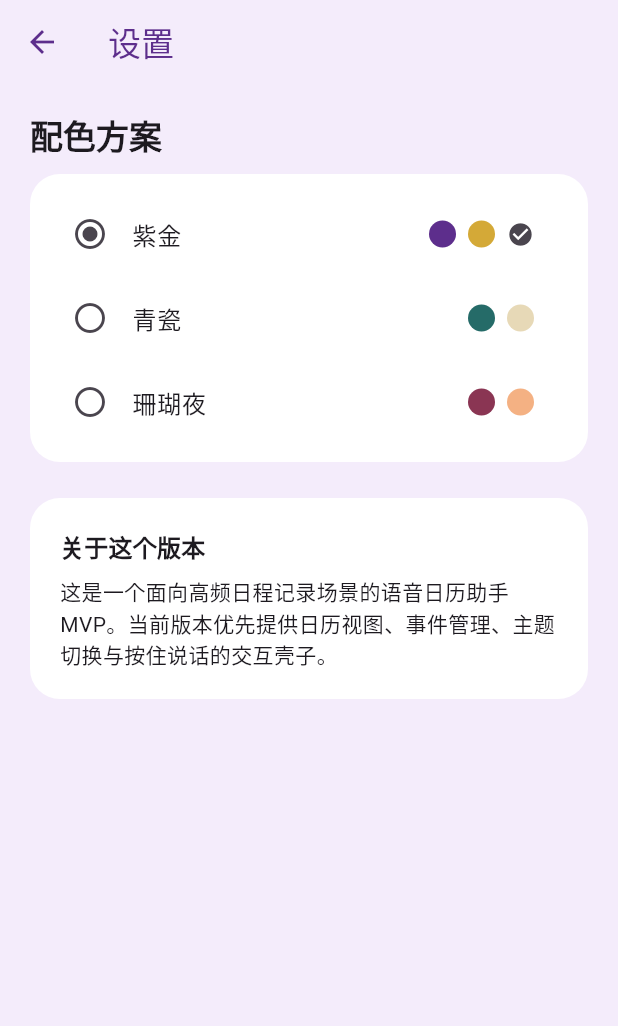
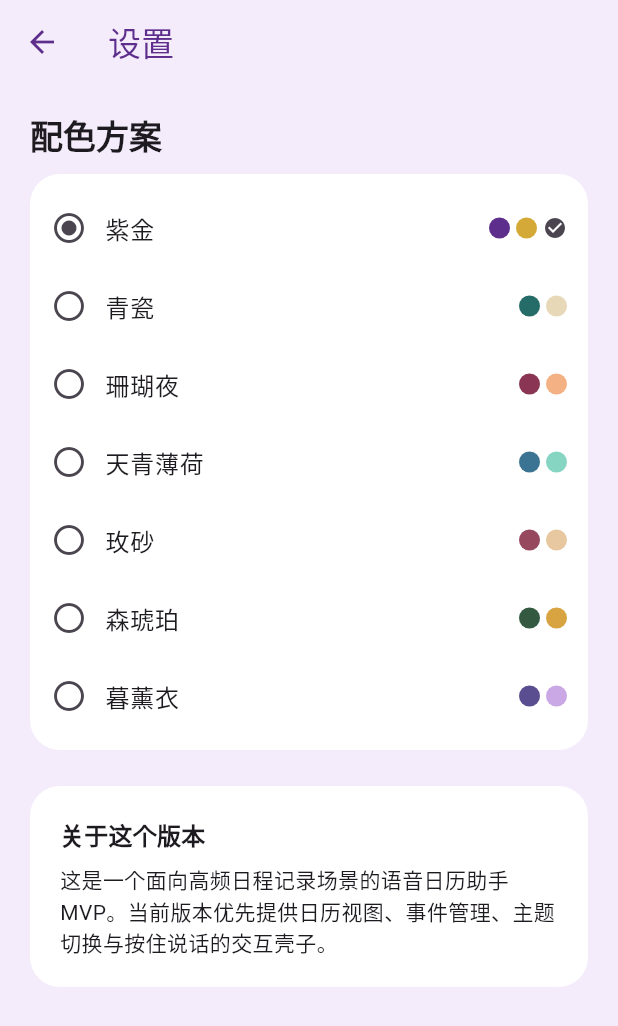
Before and after one commit to Shepherdzzx/Manba-Calendar, a Flutter app: the SettingsScreen screen opened directly, on a phone screen of 412 x 824 dp. Shown: the top 1026 px of the screen. Run offline on Flutter 3.47's test engine with Material 3 defaults, Android fonts, the phone set to English and light mode, and no system bars; our stand-ins replace shared_preferences, table_calendar; accounts and stored records are empty.

Commit message:
feat: add more themes and polish Flutter settings UI

```diff
--- a/lib/theme/color_schemes.dart
+++ b/lib/theme/color_schemes.dart
@@ -45,8 +45,48 @@ const coralNightTheme = AppThemeOption(
   surfaceTint: Color(0xFFFFF4F2),
 );
 
+const skyMintTheme = AppThemeOption(
+  id: 'sky_mint',
+  label: '天青薄荷',
+  seedColor: Color(0xFF4C8DAE),
+  primary: Color(0xFF3B7493),
+  secondary: Color(0xFF86D5C2),
+  surfaceTint: Color(0xFFF2FBFD),
+);
+
+const roseSandTheme = AppThemeOption(
+  id: 'rose_sand',
+  label: '玫砂',
+  seedColor: Color(0xFFB05A72),
+  primary: Color(0xFF96485E),
+  secondary: Color(0xFFE7C8A0),
+  surfaceTint: Color(0xFFFFF5F6),
+);
+
+const forestAmberTheme = AppThemeOption(
+  id: 'forest_amber',
+  label: '森琥珀',
+  seedColor: Color(0xFF3F6C4E),
+  primary: Color(0xFF335A40),
+  secondary: Color(0xFFD7A441),
+  surfaceTint: Color(0xFFF5FAF6),
+);
+
+const duskLavenderTheme = AppThemeOption(
+  id: 'dusk_lavender',
+  label: '暮薰衣',
+  seedColor: Color(0xFF6E5EA8),
+  primary: Color(0xFF5A4D90),
+  secondary: Color(0xFFC9A8E5),
+  surfaceTint: Color(0xFFF7F3FC),
+);
+
 const themeOptions = <AppThemeOption>[
   purpleGoldTheme,
   tealCreamTheme,
   coralNightTheme,
+  skyMintTheme,
+  roseSandTheme,
+  forestAmberTheme,
+  duskLavenderTheme,
 ];
--- a/lib/widgets/theme_selector_card.dart
+++ b/lib/widgets/theme_selector_card.dart
@@ -18,11 +18,16 @@ class ThemeSelectorCard extends StatelessWidget {
   Widget build(BuildContext context) {
     return Card(
       child: Padding(
-        padding: const EdgeInsets.all(12),
+        padding: const EdgeInsets.all(10),
         child: Column(
           children: themes.map((theme) {
             final selected = theme.id == currentThemeId;
             return ListTile(
+              visualDensity: VisualDensity.compact,
+              contentPadding: const EdgeInsets.symmetric(
+                horizontal: 4,
+                vertical: 2,
+              ),
               onTap: () => onThemeSelected(theme.id),
               leading: Icon(
                 selected ? Icons.radio_button_checked : Icons.radio_button_off,
@@ -31,11 +36,11 @@ class ThemeSelectorCard extends StatelessWidget {
                 children: [
                   Expanded(child: Text(theme.label)),
                   _ColorDot(color: theme.primary),
-                  const SizedBox(width: 8),
+                  const SizedBox(width: 4),
                   _ColorDot(color: theme.secondary),
                   if (selected) ...[
-                    const SizedBox(width: 8),
-                    const Icon(Icons.check_circle, size: 18),
+                    const SizedBox(width: 4),
+                    const Icon(Icons.check_circle, size: 16),
                   ],
                 ],
               ),
@@ -55,8 +60,8 @@ class _ColorDot extends StatelessWidget {
   @override
   Widget build(BuildContext context) {
     return Container(
-      width: 18,
-      height: 18,
+      width: 14,
+      height: 14,
       decoration: BoxDecoration(color: color, shape: BoxShape.circle),
     );
   }
```
